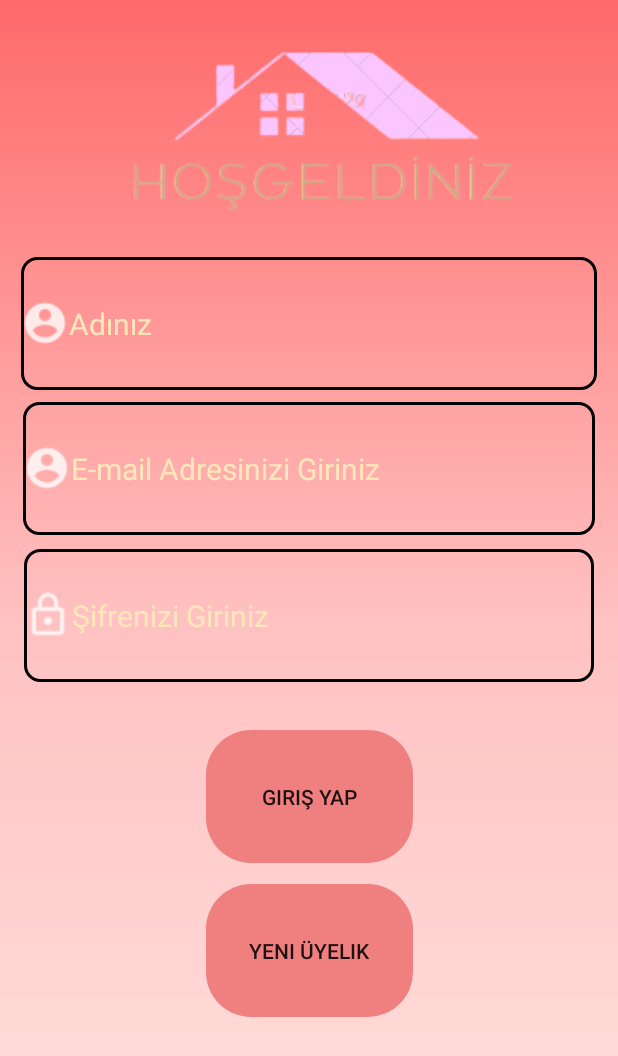
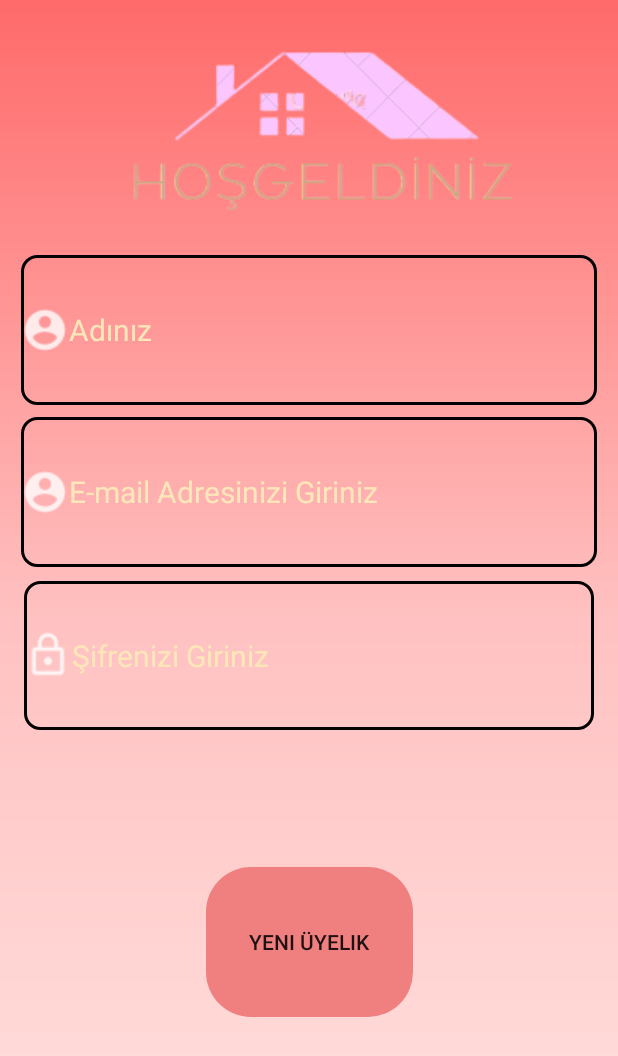
Before and after one commit to alisamioglu/NewProjeGitHub1, an Android app: the SignUp screen opened directly, with no data from a screen before it, on a phone screen of 412 x 824 dp. Shown: the top 1056 px of the screen. Run offline under Robolectric (Android 15) with nearby library versions, the phone set to English and light mode, and no system bars; our stand-ins replace Firebase (no records; nobody signed in at launch, a user with empty details on screens opened directly).

Commit message:
proje finish

```diff
--- a/app/src/main/java/com/samioglu/newc/Duyuru.kt
+++ b/app/src/main/java/com/samioglu/newc/Duyuru.kt
@@ -58,8 +58,6 @@ class Duyuru : AppCompatActivity() {
         getDataFromFirestore()
 
 
-
-
         //recyclerview
 
         binding.NoticeBoard.layoutManager = LinearLayoutManager(this)
@@ -88,9 +86,6 @@ class Duyuru : AppCompatActivity() {
                             val useremail = document.get("userEmail") as String
                             val downloadUrl = document.get("downloadUrl") as String
 
-                            //val timestamp = document.get("date") as Timestamp
-                            //val date = timestamp.toDate()
-
                             val post = Post(useremail,comment, downloadUrl)
                             postArrayList.add(post)
                         }
--- a/app/src/main/java/com/samioglu/newc/HomePage.kt
+++ b/app/src/main/java/com/samioglu/newc/HomePage.kt
@@ -32,13 +32,13 @@ class HomePage : AppCompatActivity() {
         val adapter = ArrayAdapter(this, android.R.layout.simple_list_item_1, items)
         listView.adapter = adapter
 
-        //yönlenirme
+
 
 
         listView.onItemClickListener = AdapterView.OnItemClickListener { _, _, position, _ ->
             val selectedItem = items[position]
 
-            // Seçilen öğeye göre yeni bir sayfaya geçiş yapabilirsiniz.
+
             when (selectedItem) {
                 "Aidat Ödeme" -> {
                     val intent = Intent(this, Aidat::class.java)
--- a/app/src/main/java/com/samioglu/newc/UploadActivity.kt
+++ b/app/src/main/java/com/samioglu/newc/UploadActivity.kt
@@ -77,7 +77,7 @@ class UploadActivity : AppCompatActivity() {
 
     fun uploadClicked(view: View) {
 
-        //UUID -> image name
+
         val uuid = UUID.randomUUID()
         val imageName = "$uuid.jpg"
 
@@ -155,11 +155,11 @@ class UploadActivity : AppCompatActivity() {
             ActivityResultContracts.RequestPermission()
         ) { result ->
             if (result) {
-                //permission granted
+
                 val intentToGallery = Intent(Intent.ACTION_PICK, MediaStore.Images.Media.EXTERNAL_CONTENT_URI)
                 activityResultLauncher.launch(intentToGallery)
             } else {
-                //permission denied
+
                 Toast.makeText(this@UploadActivity, "Permisson needed!", Toast.LENGTH_LONG).show()
             }
         }
--- a/app/src/main/res/layout/activity_sign_up.xml
+++ b/app/src/main/res/layout/activity_sign_up.xml
@@ -34,8 +34,8 @@
 
         android:layout_width="0dp"
         android:layout_height="0dp"
-        android:layout_marginStart="15dp"
-        android:layout_marginEnd="15dp"
+        android:layout_marginStart="14dp"
+        android:layout_marginEnd="14dp"
         android:layout_marginBottom="9dp"
         android:background="@drawable/edittextarkaplan"
         android:drawableLeft="@drawable/ic_action_user"
@@ -54,10 +54,10 @@
         android:id="@+id/passwordText"
         android:layout_width="0dp"
         android:layout_height="0dp"
+
         android:layout_marginStart="16dp"
         android:layout_marginEnd="16dp"
-        android:layout_marginBottom="32dp"
-
+        android:layout_marginBottom="91dp"
         android:background="@drawable/edittextarkaplan"
         android:drawableLeft="@drawable/ic_action_pass"
         android:ems="10"
@@ -66,46 +66,32 @@
         android:textColor="@color/textColor"
         android:textColorHint="@color/textColor"
         android:textSize="20dp"
-        app:layout_constraintBottom_toTopOf="@+id/button"
+        app:layout_constraintBottom_toTopOf="@+id/button2"
         app:layout_constraintEnd_toEndOf="parent"
         app:layout_constraintStart_toStartOf="parent"
         app:layout_constraintTop_toBottomOf="@+id/userEmailText" />
-
-    <Button
-        android:id="@+id/button"
-        android:layout_width="0dp"
-        android:layout_height="0dp"
-        android:layout_marginBottom="14dp"
-        android:background="@drawable/butonarkaplan"
-        android:backgroundTint="@color/butoncolor"
-        android:onClick="signInClicked"
-        android:text="Giriş Yap"
-        app:layout_constraintBottom_toTopOf="@+id/button2"
-        app:layout_constraintEnd_toEndOf="@+id/button2"
-        app:layout_constraintStart_toStartOf="@+id/button2"
-        app:layout_constraintTop_toBottomOf="@+id/passwordText" />
 
     <Button
         android:id="@+id/button2"
         android:layout_width="138dp"
         android:layout_height="0dp"
         android:layout_marginBottom="146dp"
+
         android:background="@drawable/butonarkaplan"
-
         android:backgroundTint="@color/butoncolor"
         android:onClick="signUpClicked"
         android:text="Yeni Üyelik"
         app:layout_constraintBottom_toBottomOf="parent"
         app:layout_constraintEnd_toEndOf="parent"
         app:layout_constraintStart_toStartOf="parent"
-        app:layout_constraintTop_toBottomOf="@+id/button" />
+        app:layout_constraintTop_toBottomOf="@+id/passwordText" />
 
     <ImageView
         android:id="@+id/imageView2"
         android:layout_width="wrap_content"
         android:layout_height="wrap_content"
         android:layout_marginStart="16dp"
-        android:layout_marginBottom="23dp"
+        android:layout_marginBottom="22dp"
         app:layout_constraintBottom_toTopOf="@+id/userName"
         app:layout_constraintStart_toStartOf="parent"
         app:layout_constraintTop_toTopOf="parent"
--- a/app/src/main/res/values/strings.xml
+++ b/app/src/main/res/values/strings.xml
@@ -1,3 +1,3 @@
 <resources>
-    <string name="app_name">newc</string>
+    <string name="app_name">Mobil Kapıcı</string>
 </resources>
```
Also changed, not shown: app/src/main/java/com/samioglu/newc/Aidat.kt (+60 -11 lines).
